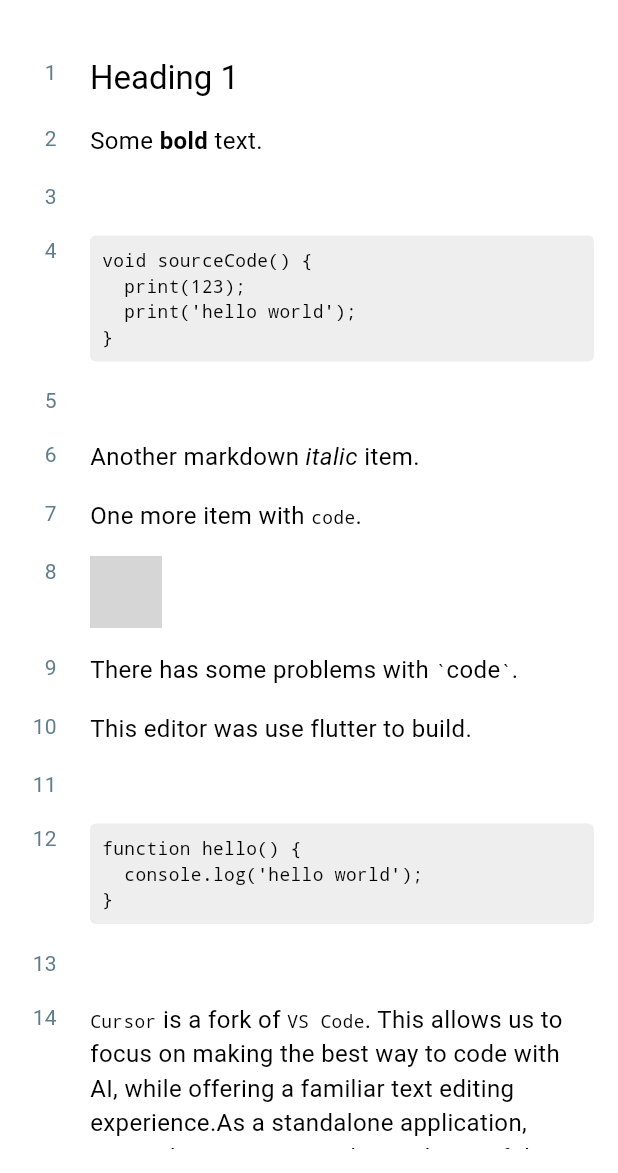
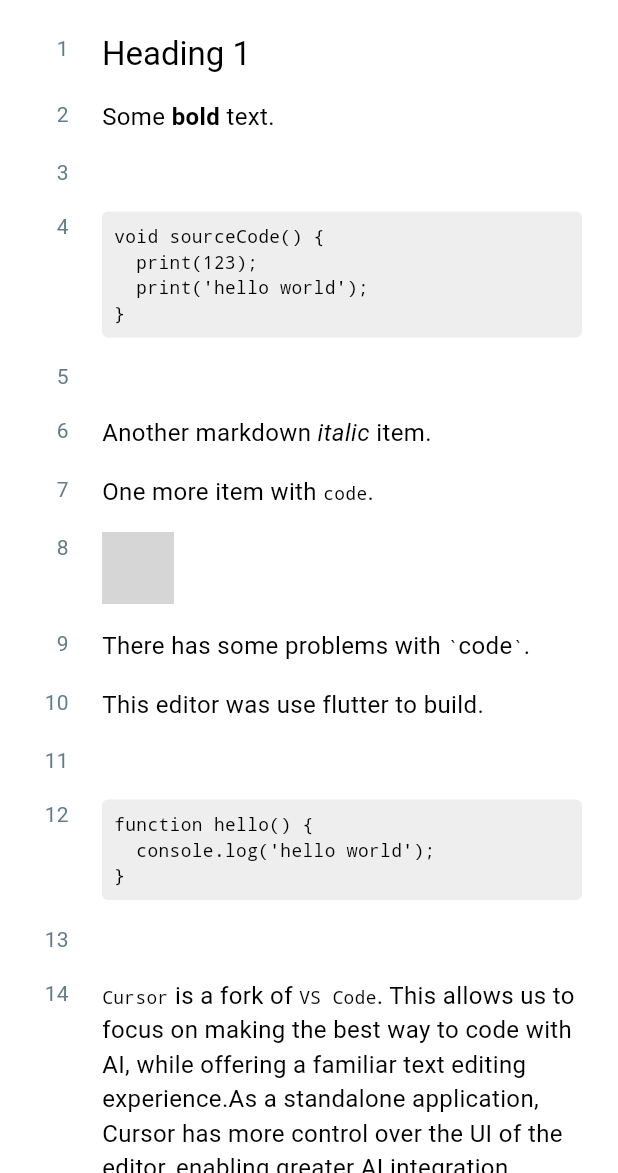
Before and after one commit to yzxh24/simple_markdown_editor, a Flutter app: the screen it shows after launch, on a phone screen of 412 x 824 dp, the part 63-1236 px from its top. Run offline on Flutter 3.47's test engine with Material 3 defaults, Android fonts, the phone set to English and light mode, and no system bars; drawn by our look-alikes of flutter_markdown; missing offline and left inert: flutter_highlighter, markdown; grey boxes are pictures that could not be loaded.

Commit message:
feat: add the padding parameter
Wrapping the editor directly on the outside with the Padding component will cause the scrollbar to not show up on the edge.

```diff
--- a/example/lib/main.dart
+++ b/example/lib/main.dart
@@ -83,11 +83,9 @@ You can use a colon to define the alignment of the table, like this:
       appBar: AppBar(
         title: Text(widget.title),
       ),
-      body: Padding(
-        padding: const EdgeInsets.all(16.0),
-        child: SimpleMarkdownEditor(
-          content: texts,
-        ),
+      body: SimpleMarkdownEditor(
+        content: texts,
+        padding: const EdgeInsets.symmetric(horizontal: 24.0),
       ),
     );
   }
--- a/lib/src/simple_markdown_editor.dart
+++ b/lib/src/simple_markdown_editor.dart
@@ -9,16 +9,19 @@ import 'package:flutter_highlighter/flutter_highlighter.dart';
 class SimpleMarkdownEditor extends StatefulWidget {
   final String content;
   final bool showLineNumber;
+  final EdgeInsets? padding;
   final Function(String)? onContentChange;
 
   const SimpleMarkdownEditor(
       {super.key,
       required this.content,
       this.onContentChange,
-      this.showLineNumber = true});
+      this.showLineNumber = true,
+      this.padding});
 
   @override
-  State<SimpleMarkdownEditor> createState() => SimpleMarkdownEditorEditorState();
+  State<SimpleMarkdownEditor> createState() =>
+      SimpleMarkdownEditorEditorState();
 }
 
 class SimpleMarkdownEditorEditorState extends State<SimpleMarkdownEditor> {
@@ -61,6 +64,7 @@ class SimpleMarkdownEditorEditorState extends State<SimpleMarkdownEditor> {
   Widget build(BuildContext context) {
     return SelectionArea(
         child: ListView.builder(
+      padding: widget.padding,
       itemCount: texts.length,
       itemBuilder: (context, index) {
         double width = 22.0 +
```
